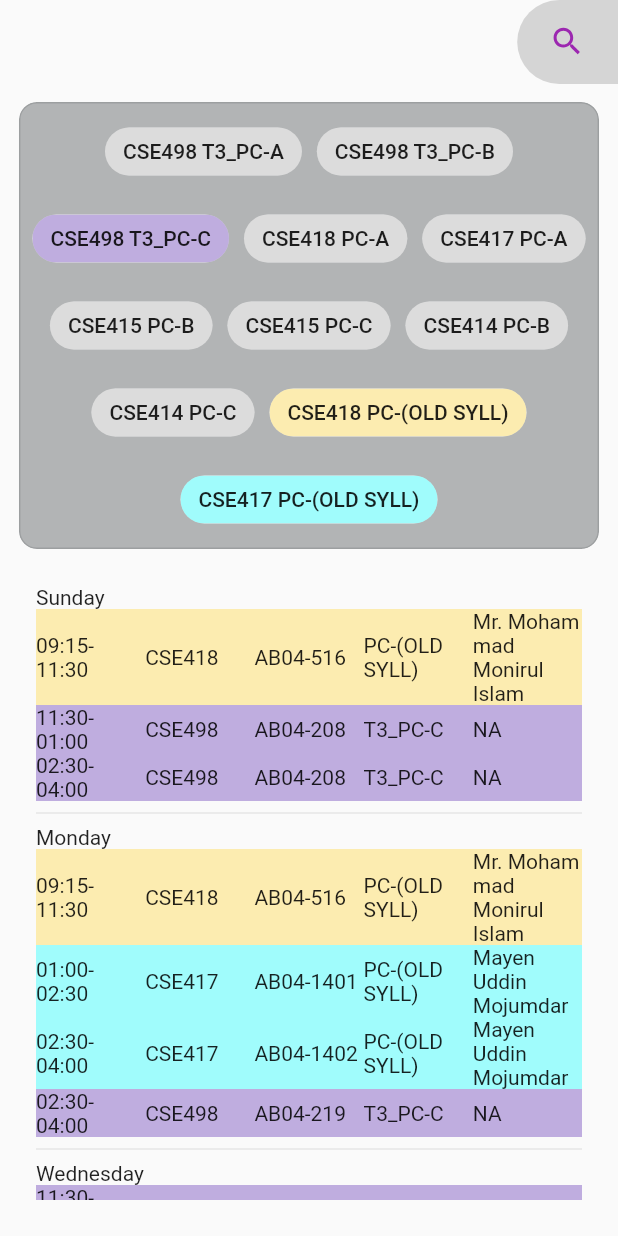
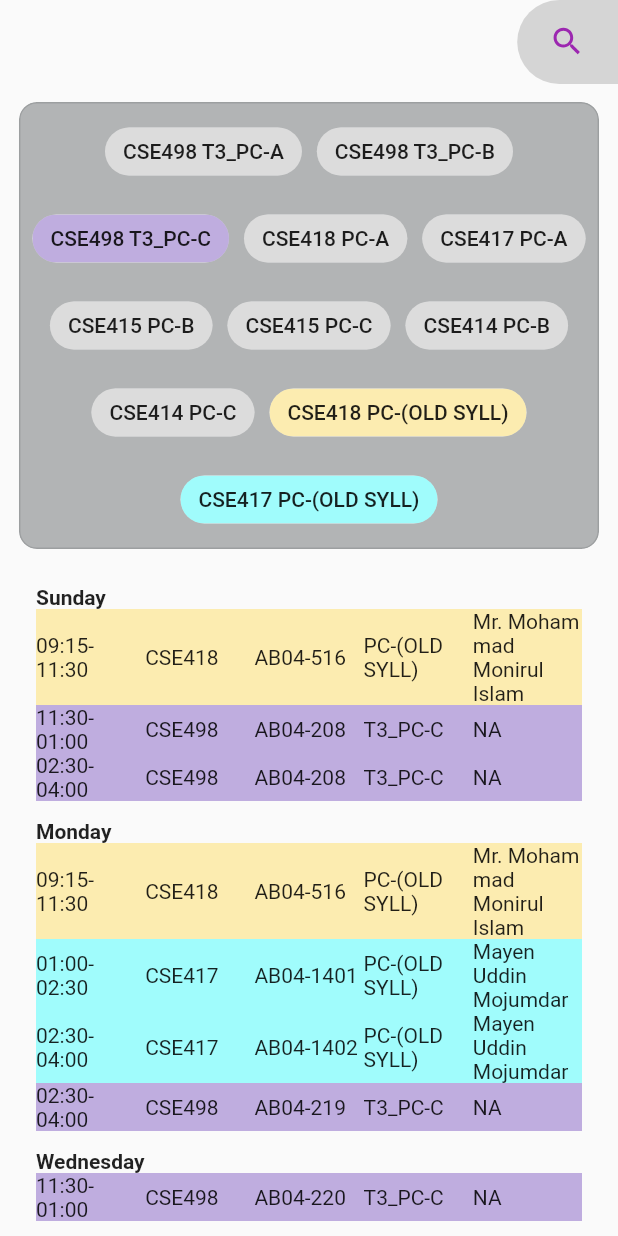
Before and after one commit to yeasin50/routine_helper, a Flutter app: the screen it shows after launch, on a phone screen of 412 x 824 dp. Run offline on Flutter 3.47's test engine with Material 2 defaults, Android fonts, the phone set to English and light mode, and no system bars; our stand-ins replace bloc, equatable, flutter_bloc; missing offline and left inert: excel.

Commit message:
improved-UI

```diff
--- a/lib/features/routine/template/semester_schedule_beta.dart
+++ b/lib/features/routine/template/semester_schedule_beta.dart
@@ -5,7 +5,7 @@ import '../routine.dart';
 
 ///
 class SemesterScheduleBetaTemplate extends StatelessWidget {
-  ///create a semester class rountine using [SemesterSchedule].
+  ///create a semester class routine using [SemesterSchedule].
   ///
   ///* Generate [ListView] from data
   ///
@@ -14,31 +14,48 @@ class SemesterScheduleBetaTemplate extends StatelessWidget {
   const SemesterScheduleBetaTemplate({
     Key? key,
     required this.semesterSchedule,
+    this.isScrolledControlled = true,
   }) : super(key: key);
 
   final SemesterSchedule semesterSchedule;
+
+  final bool isScrolledControlled;
 
   @override
   Widget build(BuildContext context) {
     final Map<Weekday, List<RegisteredCourse>?> mapData =
         semesterSchedule.dayWiseClass;
 
-    return ListView.separated(
-      itemCount: mapData.keys.toList().length,
-      separatorBuilder: (_, __) => const Divider(),
-      itemBuilder: (context, index) {
-        final key = mapData.keys.toList()[index];
-        final todayRegCourse = mapData[key];
+    List<Widget> classes = [];
 
-        return todayRegCourse == null
-            ? const SizedBox()
-            : Column(
+    for (final day in mapData.keys) {
+      if (mapData[day] != null) {
+        classes
+          ..add(buildDayClasses(day, mapData[day]!))
+          ..add(const SizedBox(
+            height: 12,
+          ));
+      }
+    }
+
+    return Column(
+      children: classes,
+    );
+  }
+
+  Column buildDayClasses(Weekday day, List<RegisteredCourse> todayRegCourse) {
+    return Column(
       mainAxisSize: MainAxisSize.min,
       crossAxisAlignment: CrossAxisAlignment.start,
       children: [
         // week day name
-                  Text(key.name),
-                  //clases [time, course code, room, section]
+        Text(
+          day.name,
+          style: const TextStyle(
+            fontWeight: FontWeight.bold,
+          ),
+        ),
+        //classes [time, course code, room, section]
         ...todayRegCourse.map(
           (RegisteredCourse regCourse) {
             return Container(
@@ -48,8 +65,7 @@ class SemesterScheduleBetaTemplate extends StatelessWidget {
                 children: regCourse.classes
                     .map(
                       (Class cls) => Row(
-                                  mainAxisAlignment:
-                                      MainAxisAlignment.spaceAround,
+                        mainAxisAlignment: MainAxisAlignment.spaceAround,
                         children: [
                           Text(
                             "${cls.startTime.formatToString}- ${cls.endTime.formatToString}",
@@ -76,7 +92,5 @@ class SemesterScheduleBetaTemplate extends StatelessWidget {
         ).toList()
       ],
     );
-      },
-    );
   }
 }
--- a/lib/features/routine/view/routine_page.dart
+++ b/lib/features/routine/view/routine_page.dart
@@ -82,7 +82,8 @@ class _RoutinePageState extends State<RoutinePage>
           ),
         ],
       ),
-      body: Center(
+      body: SingleChildScrollView(
+        child: Center(
           child: Column(
             mainAxisAlignment: MainAxisAlignment.start,
             children: [
@@ -101,6 +102,7 @@ class _RoutinePageState extends State<RoutinePage>
             ],
           ),
         ),
+      ),
     );
   }
 }
--- a/lib/features/routine/view/semester_schedule.dart
+++ b/lib/features/routine/view/semester_schedule.dart
@@ -15,17 +15,11 @@ class SemesterScheduleView extends StatelessWidget {
 
   @override
   Widget build(BuildContext context) {
-    return Expanded(
-      child:
-          //  SemesterScheduleTableTemplate(
-          //   semesterSchedule:
-          //       semesterSchedule.copyWith(classes: AppData.offerCourses),
-          // ),
-          Padding(
-        padding: const EdgeInsets.all(24.0),
-        child: SemesterScheduleBetaTemplate(
-          semesterSchedule: semesterSchedule,
-        ),
+    return Padding(
+      padding: const EdgeInsets.all(24.0),
+      child: SemesterScheduleBetaTemplate(
+        isScrolledControlled: true,
+        semesterSchedule: semesterSchedule,
       ),
     );
   }
```
Lines whose indentation alone changed are shown as unchanged.
